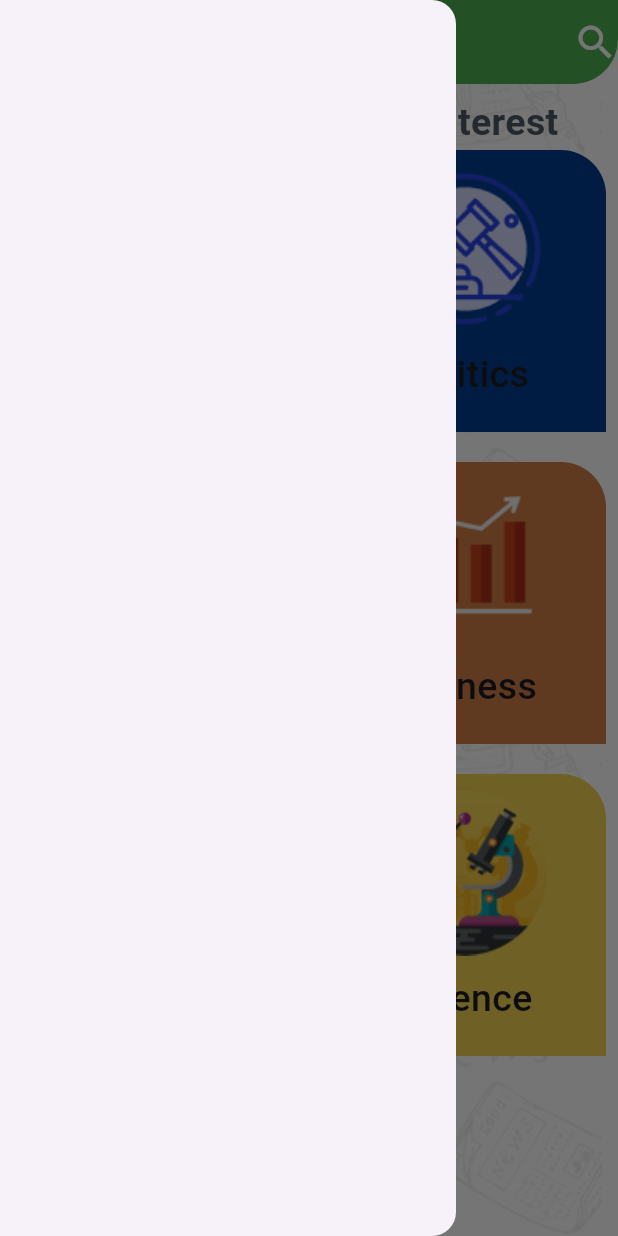
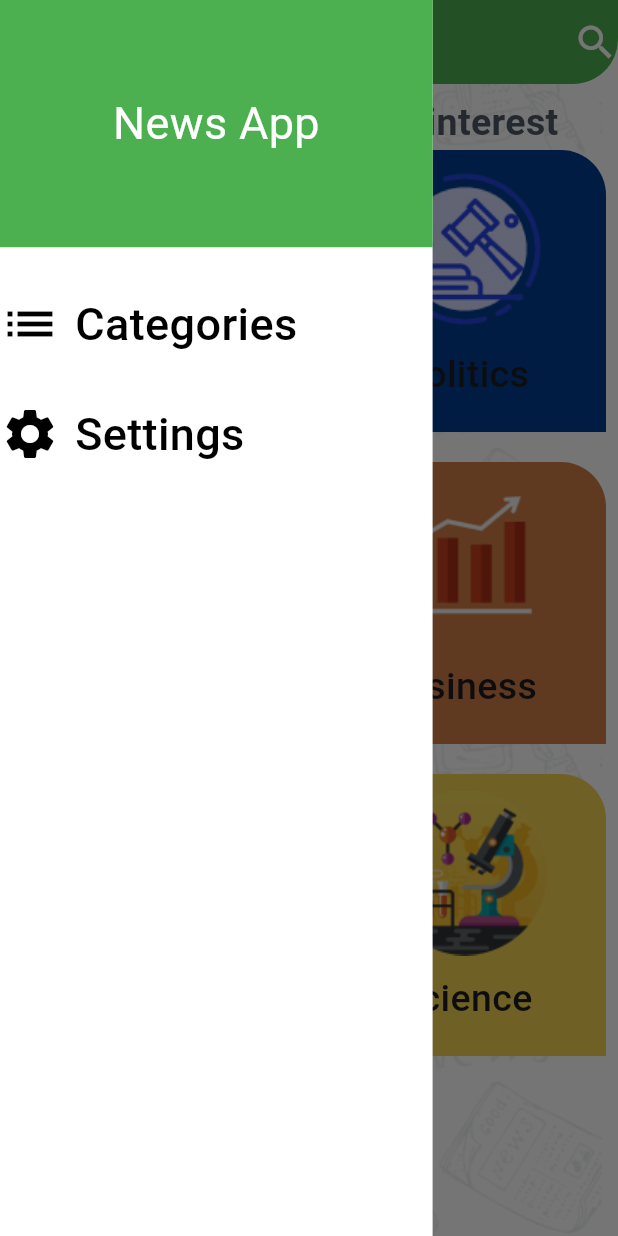
Before and after one commit to SalmaEltawel/news_project, a Flutter app: the screen it shows after launch, with the side drawer open, on a phone screen of 412 x 824 dp. Run offline on Flutter 3.47's test engine with Material 3 defaults, Android fonts, the phone set to English and light mode, and no system bars; our stand-ins replace cached_network_image.

Commit message:
UI of drawer

```diff
--- a/lib/layout/home_screen.dart
+++ b/lib/layout/home_screen.dart
@@ -1,7 +1,10 @@
 import 'package:flutter/material.dart';
 import 'package:news/models/category_model.dart';
 import 'package:news/screens/category_tabs.dart';
+import 'package:news/screens/content_drawer.dart';
+import 'package:news/screens/custom_drawer.dart';
 import 'package:news/screens/data_tab.dart';
+import 'package:news/screens/settings.dart';
 
 class HomeScreen extends StatefulWidget {
   static const String routeName = "homeScreen";
@@ -27,7 +30,7 @@ class _HomeScreenState extends State<HomeScreen> {
               DecorationImage(image: AssetImage("assets/images/pattern.png"))),
       child: Scaffold(
         drawerEnableOpenDragGesture: true,
-        drawer: Drawer(),
+        drawer: CustomDrawer(onClick: onClickDrawer,),
         backgroundColor: Colors.transparent,
         appBar: selected
             ? AppBar(
@@ -101,4 +104,16 @@ class _HomeScreenState extends State<HomeScreen> {
     selectedCategory = category;
     setState(() {});
   }
+  onClickDrawer(id){
+    if(id==CustomDrawer.CATEGORY_Id){
+      selectedCategory=null;
+      setState(() {
+      });
+    }else if(id==CustomDrawer.SETTING_ID){
+      Navigator.pushNamed(context, Settings.routeName);
+      setState(() {
+
+      });
+    }
+  }
 }
--- a/lib/main.dart
+++ b/lib/main.dart
@@ -1,5 +1,6 @@
 import 'package:flutter/material.dart';
 import 'package:news/layout/home_screen.dart';
+import 'package:news/screens/settings.dart';
 import 'package:news/screens/splash_screen.dart';
 void main() {
   runApp(const MyApp());
@@ -15,6 +16,8 @@ class MyApp extends StatelessWidget {
         SplashScreen.routeName:(context)=>SplashScreen(),
 
         HomeScreen.routeName:(context)=>HomeScreen(),
+        Settings.routeName:(context)=>Settings(),
+
 
       },
     );
--- /dev/null
+++ b/lib/screens/content_drawer.dart
@@ -0,0 +1,26 @@
+import 'package:flutter/material.dart';
+
+class ContantDrawer extends StatelessWidget {
+   ContantDrawer({super.key,required this.text,required this.icon});
+ IconData icon;
+ String text;
+
+  @override
+  Widget build(BuildContext context) {
+    return Row(
+      children: [
+        Icon(icon,size: 40,color: Colors.black,),
+        SizedBox(
+          width: 10,
+        ),
+        Text(
+          text,
+          style: TextStyle(
+              color: Colors.black,
+              fontWeight: FontWeight.w500,
+              fontSize: 30),
+        )
+      ],
+    );
+  }
+}
--- /dev/null
+++ b/lib/screens/custom_drawer.dart
@@ -0,0 +1,63 @@
+import 'package:flutter/material.dart';
+
+import 'content_drawer.dart';
+
+class CustomDrawer extends StatelessWidget {
+  CustomDrawer({super.key, required this.onClick});
+
+  Function onClick;
+  static const CATEGORY_Id = 1;
+  static const SETTING_ID = 2;
+
+  @override
+  Widget build(BuildContext context) {
+    return Container(
+      height: MediaQuery.of(context).size.height * 100,
+      width: MediaQuery.of(context).size.width * 0.7,
+      decoration: BoxDecoration(
+        color: Colors.white,
+      ),
+      child: Column(
+        children: [
+          Container(
+            width: MediaQuery.of(context).size.width * 0.7,
+            height: MediaQuery.of(context).size.height * 0.2,
+            decoration: BoxDecoration(
+              color: Colors.green,
+            ),
+            child: Center(
+              child: Text("News App",
+                  style: TextStyle(
+                      color: Colors.white,
+                      fontSize: 30,
+                      fontWeight: FontWeight.w400)),
+            ),
+          ),
+          SizedBox(
+            height: 30,
+          ),
+          InkWell(
+              onTap: () {
+                onClick(CATEGORY_Id);
+              },
+              child: ContantDrawer(
+                text: 'Categories',
+                icon: Icons.list,
+              )),
+          SizedBox(
+            height: 30,
+          ),
+          InkWell(
+            onTap: () {
+              onClick(SETTING_ID);
+            },
+            child: ContantDrawer(
+              text: 'Settings',
+              icon: Icons.settings,
+            ),
+          ),
+        ],
+      ),
+    );
+  }
+}
--- /dev/null
+++ b/lib/screens/settings.dart
@@ -0,0 +1,13 @@
+import 'package:flutter/material.dart';
+
+class Settings extends StatelessWidget {
+  const Settings({super.key});
+  static const String routeName="setting";
+
+  @override
+  Widget build(BuildContext context) {
+    return Scaffold(
+
+    ) ;
+  }
+}
```
